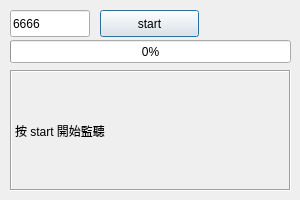
Old version of the form Server/server.ui in the repository shengyu7697/QtFileTransfer.
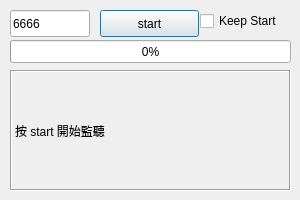
New version of the form.

Commit message: add keepStart checkBox

```diff
--- a/Server/server.ui
+++ b/Server/server.ui
@@ -74,6 +74,19 @@
     <string>6666</string>
    </property>
   </widget>
+  <widget class="QCheckBox" name="keepStart">
+   <property name="geometry">
+    <rect>
+     <x>200</x>
+     <y>10</y>
+     <width>97</width>
+     <height>22</height>
+    </rect>
+   </property>
+   <property name="text">
+    <string>Keep Start</string>
+   </property>
+  </widget>
  </widget>
  <layoutdefault spacing="6" margin="11"/>
  <resources/>
```
The commit also changes 1 other file.
